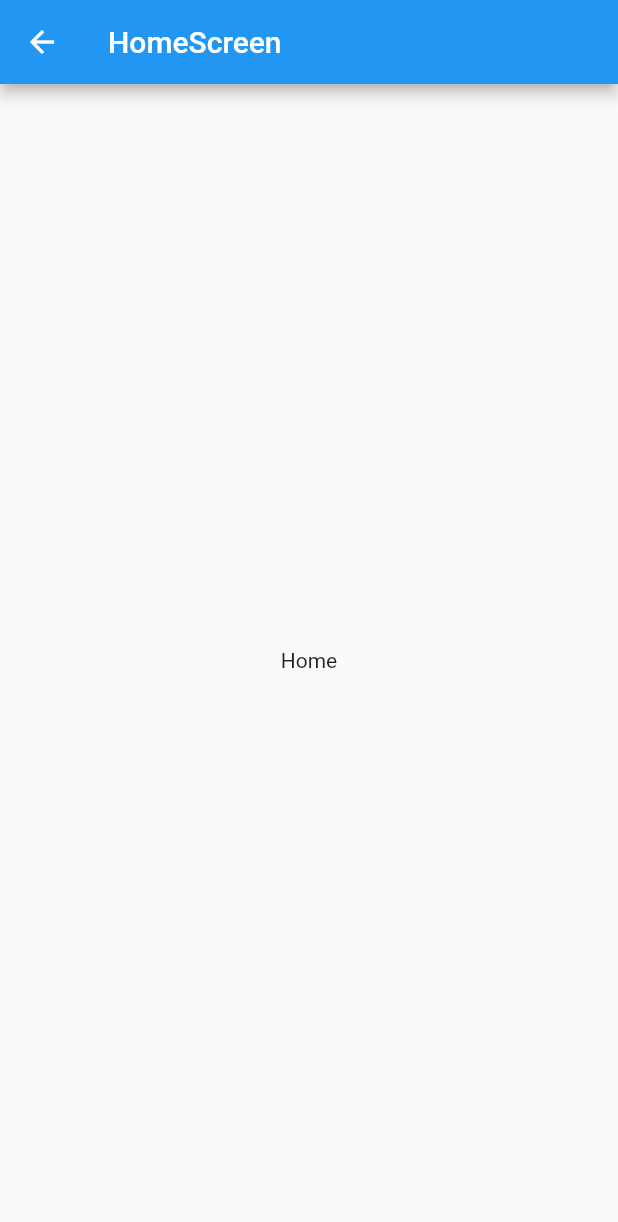
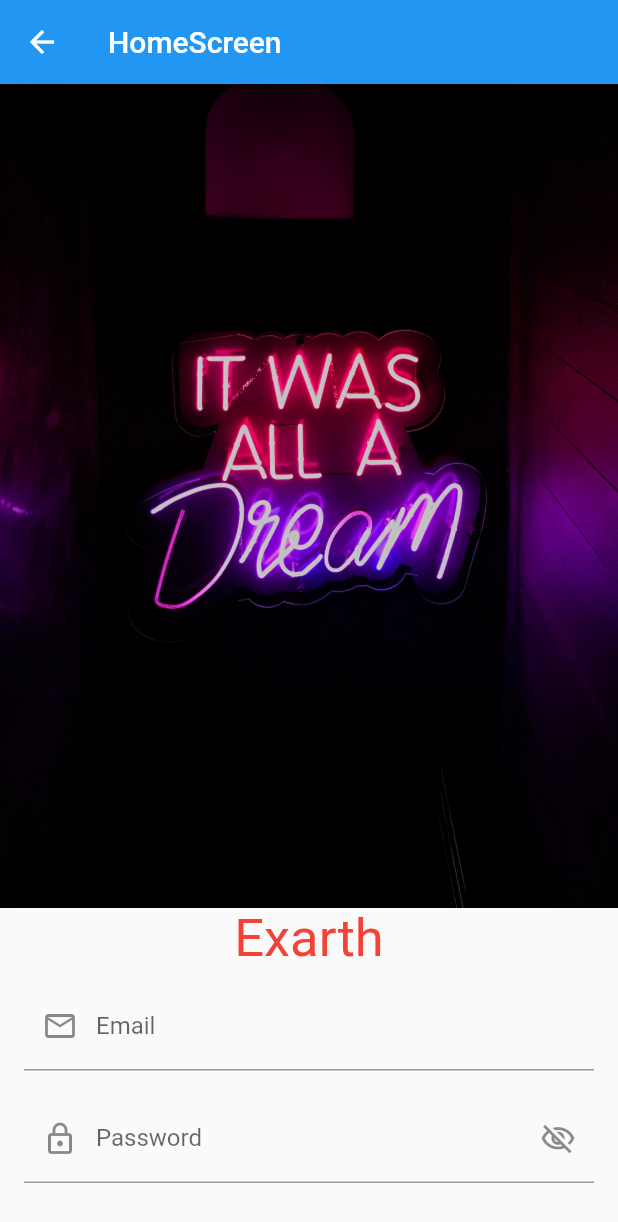
Before and after one commit to Exalter104/MVVM-ARCHETECTURE, a Flutter app: the HomeScreen screen opened by its route, after a tap on "Login", on a phone screen of 412 x 824 dp. Shown: the top 1222 px of the screen. Run offline on Flutter 3.47's test engine with Material 2 defaults, Android fonts, the light colour scheme and no system bars; our stand-ins replace fluttertoast.

Commit message:
MVVM Archectecture: Archectecture is read for EveryKind of App

```diff
--- a/mvvm_archectecture/lib/main.dart
+++ b/mvvm_archectecture/lib/main.dart
@@ -13,6 +13,7 @@ class MyApp extends StatelessWidget {
   @override
   Widget build(BuildContext context) {
     return MaterialApp(
+      debugShowCheckedModeBanner: false,
       title: 'Flutter Demo',
       theme: ThemeData(
         primarySwatch: Colors.blue,
--- /dev/null
+++ b/mvvm_archectecture/lib/resources/colors.dart
@@ -0,0 +1,7 @@
+import 'package:flutter/material.dart';
+
+class AppColor {
+  static const Color blackColor = Color(0xff000000);
+  static const Color whiteColor = Color(0xffffffff);
+  static const Color buttonColor = Colors.red;
+}
--- /dev/null
+++ b/mvvm_archectecture/lib/resources/components/round_button.dart
@@ -0,0 +1,36 @@
+import 'package:flutter/material.dart';
+import 'package:mvvm_archectecture/resources/colors.dart';
+
+class Roundbutton extends StatelessWidget {
+  final String title;
+  final bool loading;
+  final VoidCallback onPress;
+
+  const Roundbutton(
+      {super.key,
+      this.loading = false,
+      required this.title,
+      required this.onPress});
+
+  @override
+  Widget build(BuildContext context) {
+    return Center(
+      child: InkWell(
+          onTap: () {},
+          child: Container(
+            height: 50,
+            width: 300,
+            decoration: BoxDecoration(
+              color: AppColor.buttonColor,
+              borderRadius: BorderRadius.circular(10),
+            ),
+            child: Center(
+              child: Text(
+                title,
+                style: TextStyle(color: AppColor.whiteColor),
+              ),
+            ),
+          )),
+    );
+  }
+}
--- a/mvvm_archectecture/lib/utils/routess/routes.dart
+++ b/mvvm_archectecture/lib/utils/routess/routes.dart
@@ -1,10 +1,11 @@
 import 'package:flutter/material.dart';
 import 'package:mvvm_archectecture/utils/routess/routes_name.dart';
 import 'package:mvvm_archectecture/views/home_screen.dart';
-import 'package:mvvm_archectecture/views/login.dart';
+import 'package:mvvm_archectecture/views/login_view.dart';
 
 class Routes {
   static Route<dynamic> generateRoute(RouteSettings settings) {
+    // ignore: unused_local_variable
     final argues = settings.arguments;
     switch (settings.name) {
       case RoutesNames.home:
--- /dev/null
+++ b/mvvm_archectecture/lib/utils/routess/utils.dart
@@ -0,0 +1,25 @@
+import 'package:flutter/material.dart';
+// import 'package:flutter/widgets.dart';
+import 'package:fluttertoast/fluttertoast.dart';
+
+class Utils {
+  static void feildFocusChange(
+      BuildContext context, FocusNode currentNode, FocusNode nextNode) {
+    currentNode.unfocus();
+    FocusScope.of(context).requestFocus(nextNode);
+  }
+
+  static toastMessage(String message) {
+    Fluttertoast.showToast(
+        msg: message,
+        backgroundColor: Color(0xff000000),
+        textColor: Color(0xffffffff));
+  }
+
+  static snackBar(String message, BuildContext context) {
+    return ScaffoldMessenger.of(context).showSnackBar(SnackBar(
+      backgroundColor: Colors.red,
+      content: Text(message),
+    ));
+  }
+}
--- a/mvvm_archectecture/lib/views/login.dart
+++ /dev/null
@@ -1,29 +0,0 @@
-import 'package:flutter/material.dart';
-
-import '../utils/routess/routes_name.dart';
-
-class LoginScreen extends StatefulWidget {
-  const LoginScreen({super.key});
-
-  @override
-  State<LoginScreen> createState() => _LoginScreenState();
-}
-
-class _LoginScreenState extends State<LoginScreen> {
-  @override
-  Widget build(BuildContext context) {
-    return Scaffold(
-      appBar: AppBar(
-        title: Text("HomeScreen"),
-      ),
-      body: Center(
-        child: InkWell(
-          onTap: () {
-            Navigator.pushNamed(context, RoutesNames.home);
-          },
-          child: Text("Home"),
-        ),
-      ),
-    );
-  }
-}
--- /dev/null
+++ b/mvvm_archectecture/lib/views/login_view.dart
@@ -0,0 +1,98 @@
+import 'package:flutter/material.dart';
+import 'package:mvvm_archectecture/resources/colors.dart';
+import 'package:mvvm_archectecture/resources/components/round_button.dart';
+import 'package:mvvm_archectecture/utils/routess/utils.dart';
+
+// import '../utils/routess/routes_name.dart';
+
+class LoginScreen extends StatefulWidget {
+  const LoginScreen({super.key});
+
+  @override
+  State<LoginScreen> createState() => _LoginScreenState();
+}
+
+class _LoginScreenState extends State<LoginScreen> {
+  TextEditingController emailController = TextEditingController();
+  TextEditingController passwordController = TextEditingController();
+  FocusNode emailFocusNode = FocusNode();
+  FocusNode passwordFocusNode = FocusNode();
+  ValueNotifier<bool> obsecurePassword = ValueNotifier<bool>(true);
+  @override
+  Widget build(BuildContext context) {
+    final height = MediaQuery.of(context).size.height * 1;
+    return Scaffold(
+        appBar: AppBar(
+          title: Text("HomeScreen"),
+        ),
+        body: SafeArea(
+          child: Column(
+            mainAxisAlignment: MainAxisAlignment.center,
+            crossAxisAlignment: CrossAxisAlignment.center,
+            children: [
+              Image.asset("images/dream.jpg"),
+              Text(
+                "Exarth",
+                style: TextStyle(fontSize: 35, color: AppColor.buttonColor),
+              ),
+              Padding(
+                padding:
+                    const EdgeInsets.symmetric(vertical: 8, horizontal: 16),
+                child: TextFormField(
+                    controller: emailController,
+                    keyboardType: TextInputType.emailAddress,
+                    focusNode: emailFocusNode,
+                    decoration: InputDecoration(
+                      hintText: "Email",
+                      labelText: "Email",
+                      prefixIcon: Icon(Icons.email_outlined),
+                    ),
+                    onFieldSubmitted: (value) {
+                      Utils.feildFocusChange(
+                          context, emailFocusNode, passwordFocusNode);
+                    }),
+              ),
+              Padding(
+                padding:
+                    const EdgeInsets.symmetric(vertical: 8, horizontal: 16),
+                child: ValueListenableBuilder(
+                  valueListenable: obsecurePassword,
+                  builder:
+                      (BuildContext context, dynamic value, Widget? child) {
+                    return TextFormField(
+                      focusNode: passwordFocusNode,
+                      controller: passwordController,
+                      obscureText: obsecurePassword.value,
+                      obscuringCharacter: "*",
+                      decoration: InputDecoration(
+                        hintText: "Password",
+                        labelText: "Password",
+                        prefixIcon: Icon(Icons.lock_outlined),
+                        suffixIcon: InkWell(
+                            onTap: () {
+                              obsecurePassword.value = !obsecurePassword.value;
+                            },
+                            child: Icon(obsecurePassword.value
+                                ? Icons.visibility_off_outlined
+                                : Icons.visibility_outlined)),
+                      ),
+                    );
+                  },
+                ),
+              ),
+              SizedBox(
+                height: height * .08,
+              ),
+              Padding(
+                padding:
+                    const EdgeInsets.symmetric(vertical: 8, horizontal: 16),
+                child: Roundbutton(
+                  title: "Login",
+                  onPress: () {},
+                ),
+              )
+            ],
+          ),
+        ));
+  }
+}
--- a/mvvm_archectecture/pubspec.yaml
+++ b/mvvm_archectecture/pubspec.yaml
@@ -64,8 +64,8 @@ flutter:
   uses-material-design: true
 
   # To add assets to your application, add an assets section, like this:
-  # assets:
-  #   - images/a_dot_burr.jpeg
+  assets:
+    - images/
   #   - images/a_dot_ham.jpeg
 
   # An image asset can refer to one or more resolution-specific "variants", see
```
Also changed, not shown: mvvm_archectecture/images/dream.jpg (added), mvvm_archectecture/images/login.jpg (added), mvvm_archectecture/images/loginn.jpg (added), mvvm_archectecture/images/logo.png (added).
